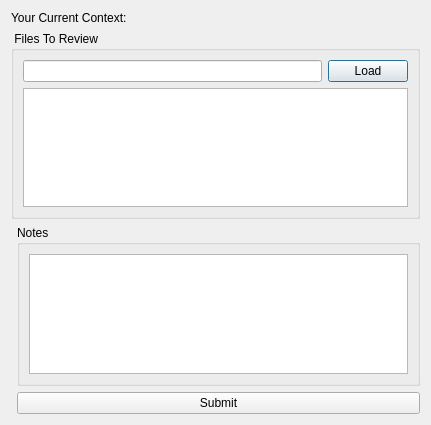
This is resources/dialog.ui in mayurcool/tk-multi-submitForReview as Qt 5 draws it before an edit. The edited form follows.
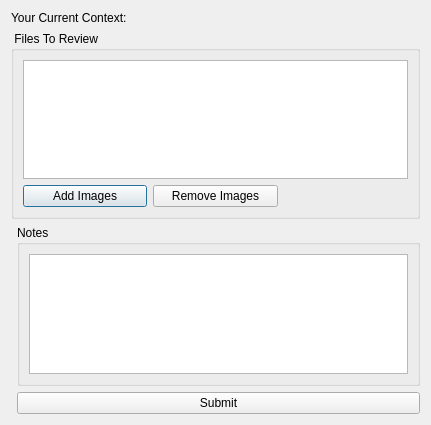
This is the edited form.

```diff
--- a/resources/dialog.ui
+++ b/resources/dialog.ui
@@ -36,19 +36,23 @@
       <string> Files To Review</string>
      </property>
      <layout class="QGridLayout" name="gridLayout">
-      <item row="0" column="0">
-       <widget class="QLineEdit" name="lineEdit_2"/>
-      </item>
-      <item row="0" column="1">
-       <widget class="QPushButton" name="pb_loadFiles">
-        <property name="text">
-         <string>Load</string>
-        </property>
-       </widget>
-      </item>
-      <item row="2" column="0" colspan="2">
+      <item row="2" column="0" colspan="3">
        <widget class="QListWidget" name="lw_FileList"/>
       </item>
+      <item row="3" column="0">
+       <widget class="QPushButton" name="pb_loadFiles">
+        <property name="text">
+         <string>Add Images</string>
+        </property>
+       </widget>
+      </item>
+      <item row="3" column="1">
+       <widget class="QPushButton" name="pb_delFiles">
+        <property name="text">
+         <string>Remove Images</string>
+        </property>
+       </widget>
+      </item>
      </layout>
     </widget>
    </item>
```
